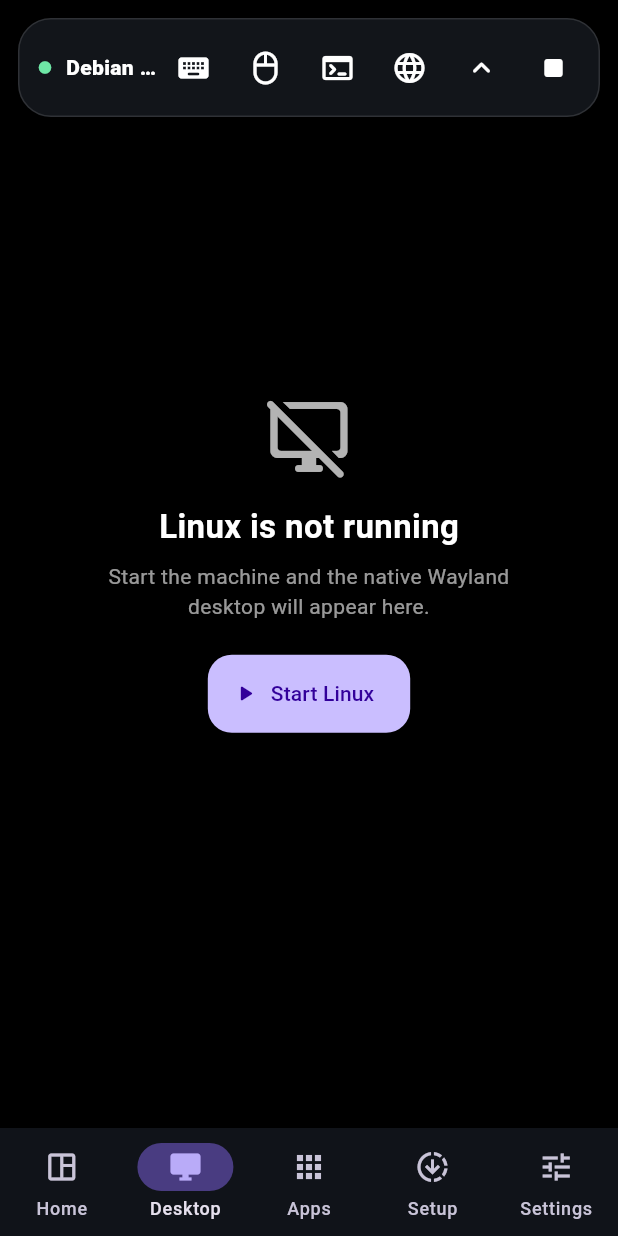
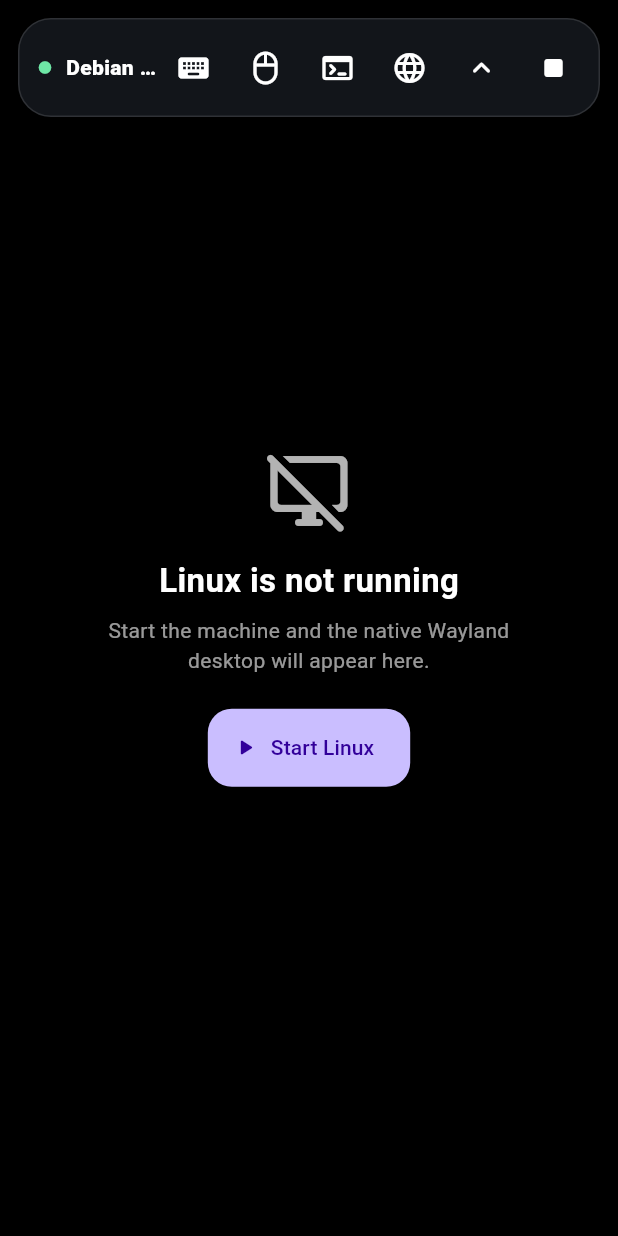
Before and after one commit to thaakeno/proroot, a Flutter app: the screen it shows after launch, item 2 of the bottom bar chosen, on a phone screen of 412 x 824 dp. Run offline on Flutter 3.47's test engine with Material 3 defaults, Android fonts, the phone set to English and light mode, and no system bars; our stand-ins replace flutter_svg, shared_preferences.

Commit message:
feat: make Linux desktop immersive

```diff
--- a/lib/features/shell/shell_screen.dart
+++ b/lib/features/shell/shell_screen.dart
@@ -1,4 +1,6 @@
 import 'package:flutter/material.dart';
+import 'package:flutter/services.dart';
+
 import '../../core/state/runtime_controller.dart';
 import '../apps/apps_screen.dart';
 import '../desktop/desktop_screen.dart';
@@ -17,7 +19,33 @@
 class _ShellScreenState extends State<ShellScreen> {
   int _index = 0;
 
-  void _openDesktop() => setState(() => _index = 1);
+  bool get _desktopSelected => _index == 1;
+
+  Future<void> _select(int index) async {
+    if (_index == index) return;
+
+    final enteringDesktop = index == 1;
+    if (enteringDesktop) {
+      await SystemChrome.setEnabledSystemUIMode(SystemUiMode.immersiveSticky);
+    } else if (_desktopSelected) {
+      await SystemChrome.setEnabledSystemUIMode(SystemUiMode.edgeToEdge);
+    }
+
+    if (!mounted) return;
+    setState(() => _index = index);
+  }
+
+  void _openDesktop() {
+    _select(1);
+  }
+
+  @override
+  void dispose() {
+    if (_desktopSelected) {
+      SystemChrome.setEnabledSystemUIMode(SystemUiMode.edgeToEdge);
+    }
+    super.dispose();
+  }
 
   @override
   Widget build(BuildContext context) {
@@ -32,20 +60,43 @@
 
     return Scaffold(
       body: SafeArea(
+        top: !_desktopSelected,
         bottom: false,
         child: IndexedStack(index: _index, children: pages),
       ),
-      bottomNavigationBar: NavigationBar(
-        selectedIndex: _index,
-        onDestinationSelected: (value) => setState(() => _index = value),
-        destinations: const [
-          NavigationDestination(icon: Icon(Icons.space_dashboard_outlined), selectedIcon: Icon(Icons.space_dashboard), label: 'Home'),
-          NavigationDestination(icon: Icon(Icons.desktop_windows_outlined), selectedIcon: Icon(Icons.desktop_windows), label: 'Desktop'),
-          NavigationDestination(icon: Icon(Icons.apps_outlined), selectedIcon: Icon(Icons.apps_rounded), label: 'Apps'),
-          NavigationDestination(icon: Icon(Icons.downloading_outlined), selectedIcon: Icon(Icons.downloading), label: 'Setup'),
-          NavigationDestination(icon: Icon(Icons.tune_outlined), selectedIcon: Icon(Icons.tune), label: 'Settings'),
-        ],
-      ),
+      bottomNavigationBar: _desktopSelected
+          ? null
+          : NavigationBar(
+              selectedIndex: _index,
+              onDestinationSelected: _select,
+              destinations: const [
+                NavigationDestination(
+                  icon: Icon(Icons.space_dashboard_outlined),
+                  selectedIcon: Icon(Icons.space_dashboard),
+                  label: 'Home',
+                ),
+                NavigationDestination(
+                  icon: Icon(Icons.desktop_windows_outlined),
+                  selectedIcon: Icon(Icons.desktop_windows),
+                  label: 'Desktop',
+                ),
+                NavigationDestination(
+                  icon: Icon(Icons.apps_outlined),
+                  selectedIcon: Icon(Icons.apps_rounded),
+                  label: 'Apps',
+                ),
+                NavigationDestination(
+                  icon: Icon(Icons.downloading_outlined),
+                  selectedIcon: Icon(Icons.downloading),
+                  label: 'Setup',
+                ),
+                NavigationDestination(
+                  icon: Icon(Icons.tune_outlined),
+                  selectedIcon: Icon(Icons.tune),
+                  label: 'Settings',
+                ),
+              ],
+            ),
     );
   }
 }
```
